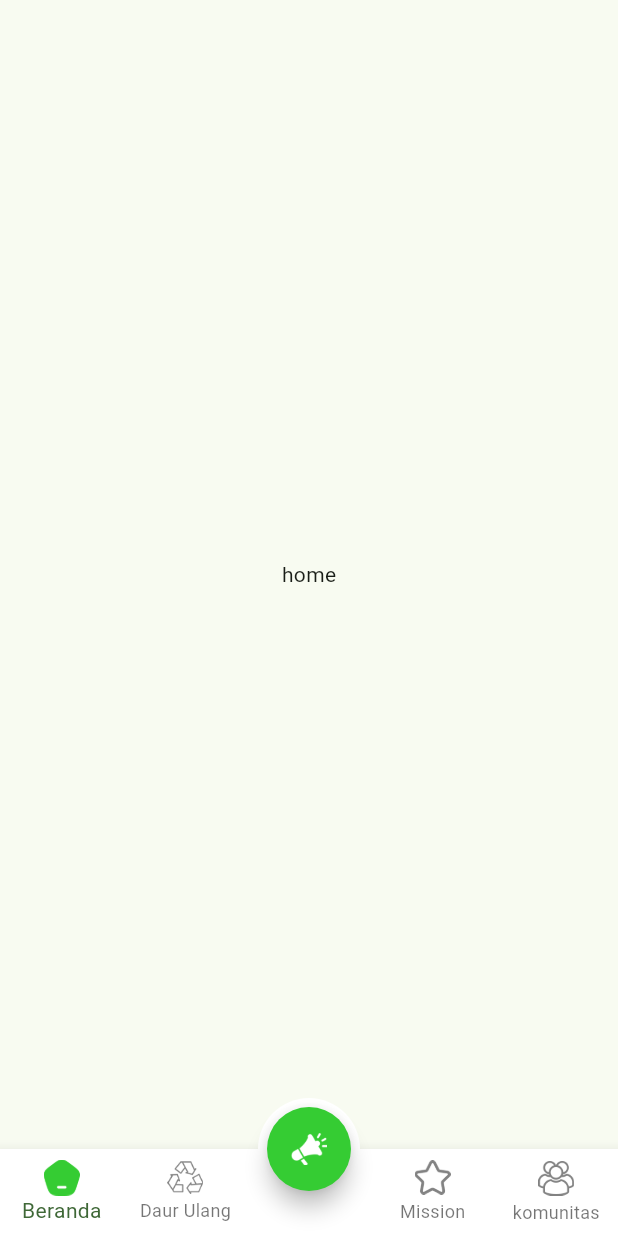
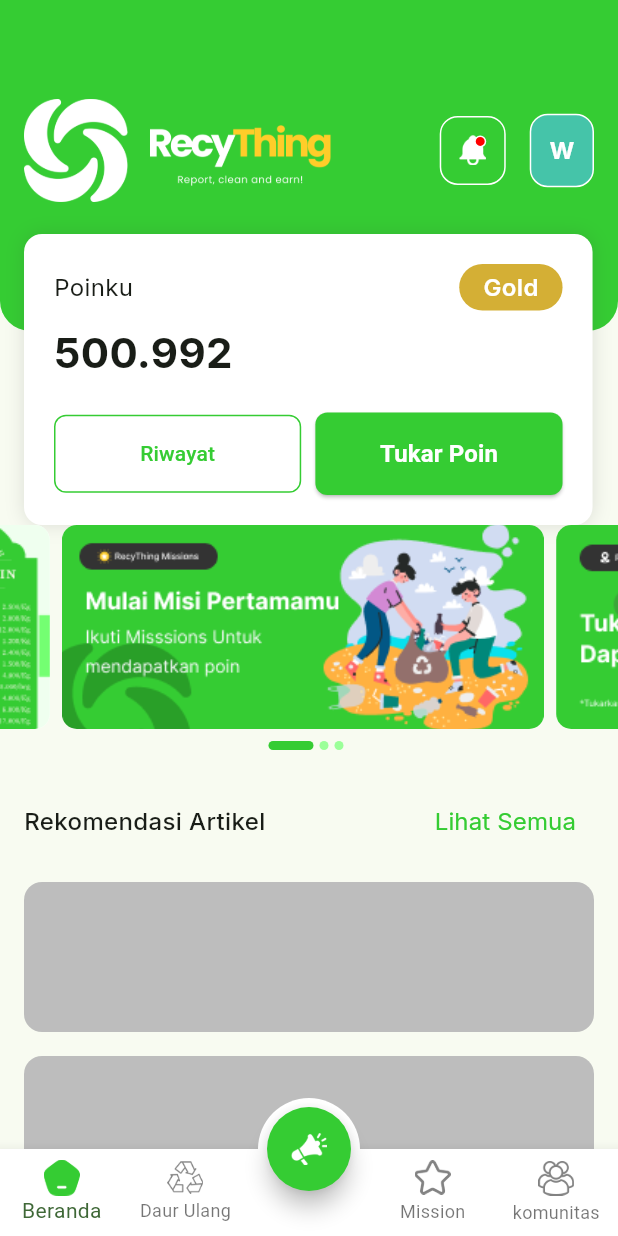
Before and after one commit to RecyThing/RecyThing-Mobile, a Flutter app: the Dasboard screen opened by its route, on a phone screen of 412 x 824 dp. Run offline on Flutter 3.47's test engine with Material 2 defaults, Android fonts, the phone set to English and light mode, and no system bars; drawn by our look-alikes of carousel_slider; our stand-ins replace google_fonts.

Commit message:
slicing ui home screen

```diff
--- a/recything_mobile/lib/constants/pallete.dart
+++ b/recything_mobile/lib/constants/pallete.dart
@@ -59,7 +59,7 @@ class ThemeFont {
   );
   static TextStyle interText = GoogleFonts.inter(
     fontSize: 16,
-    fontWeight: FontWeight.w700,
+    fontWeight: FontWeight.w400,
   );
 
   static TextStyle mulishText = GoogleFonts.mulish(
--- a/recything_mobile/lib/screens/dashboard.dart
+++ b/recything_mobile/lib/screens/dashboard.dart
@@ -1,5 +1,6 @@
 import 'package:flutter/material.dart';
 import 'package:recything_mobile/constants/pallete.dart';
+import 'package:recything_mobile/screens/home/home_screen.dart';
 
 class Dasboard extends StatefulWidget {
   const Dasboard({super.key});
@@ -11,7 +12,7 @@ class Dasboard extends StatefulWidget {
 class _DasboardState extends State<Dasboard> {
   int currenIndex = 0;
   List bodyScreen = [
-    const Center(child: Text("home")),
+    const HomeScreen(),
     const Center(child: Text("daur ulang")),
     const Center(child: Text("report")),
     const Center(child: Text("mission")),
--- /dev/null
+++ b/recything_mobile/lib/screens/home/home_screen.dart
@@ -0,0 +1,37 @@
+import 'package:flutter/material.dart';
+import 'package:recything_mobile/screens/home/widgets/home_banner.dart';
+import 'package:recything_mobile/screens/home/widgets/home_header.dart';
+import 'package:recything_mobile/screens/home/widgets/home_poin_card.dart';
+import 'package:recything_mobile/screens/home/widgets/home_rekomendasi_artikel.dart';
+
+class HomeScreen extends StatefulWidget {
+  const HomeScreen({super.key});
+
+  @override
+  State<HomeScreen> createState() => _HomeScreenState();
+}
+
+class _HomeScreenState extends State<HomeScreen> {
+  @override
+  Widget build(BuildContext context) {
+    return const Scaffold(
+      body: SingleChildScrollView(
+        child: Column(
+          children: [
+            SizedBox(
+              height: 350,
+              child: Stack(
+                children: [
+                  HomeHeader(),
+                  Positioned(bottom: 0, child: HomePoinCard())
+                ],
+              ),
+            ),
+            HomeBanner(),
+            HomeRekomendasiArtikel()
+          ],
+        ),
+      ),
+    );
+  }
+}
--- /dev/null
+++ b/recything_mobile/lib/screens/home/widgets/home_banner.dart
@@ -0,0 +1,65 @@
+import 'package:carousel_slider/carousel_slider.dart';
+import 'package:flutter/material.dart';
+import 'package:recything_mobile/constants/pallete.dart';
+
+class HomeBanner extends StatefulWidget {
+  const HomeBanner({super.key});
+
+  @override
+  State<HomeBanner> createState() => _HomeBannerState();
+}
+
+class _HomeBannerState extends State<HomeBanner> {
+  int carouselIndex = 0;
+  @override
+  Widget build(BuildContext context) {
+    return Column(
+      children: [
+        CarouselSlider(
+            items: slider
+                .map((e) => Container(
+                      margin: const EdgeInsets.only(right: 8, bottom: 8),
+                      decoration: BoxDecoration(
+                          color: Pallete.textMainButton,
+                          borderRadius: BorderRadius.circular(10),
+                          image: DecorationImage(
+                              image: AssetImage(e), fit: BoxFit.cover)),
+                    ))
+                .toList(),
+            options: CarouselOptions(
+              height: 144,
+              autoPlay: true,
+              aspectRatio: 2.0,
+              onPageChanged: (index, reason) {
+                setState(() {
+                  carouselIndex = index;
+                });
+              },
+            )),
+        Row(
+          crossAxisAlignment: CrossAxisAlignment.center,
+          mainAxisAlignment: MainAxisAlignment.center,
+          children: List.generate(
+            slider.length,
+            (index) => Container(
+              height: 6,
+              width: carouselIndex == index ? 30 : 6,
+              margin: const EdgeInsets.only(right: 4),
+              decoration: BoxDecoration(
+                  borderRadius: BorderRadius.circular(10),
+                  color: carouselIndex == index
+                      ? Pallete.main
+                      : Pallete.mainLigther),
+            ),
+          ),
+        ),
+      ],
+    );
+  }
+}
+
+List<String> slider = [
+  "assets/images/banner1.png",
+  "assets/images/banner2.png",
+  "assets/images/banner3.png"
+];
--- /dev/null
+++ b/recything_mobile/lib/screens/home/widgets/home_header.dart
@@ -0,0 +1,64 @@
+import 'package:flutter/material.dart';
+import 'package:recything_mobile/constants/pallete.dart';
+
+class HomeHeader extends StatelessWidget {
+  const HomeHeader({super.key});
+
+  @override
+  Widget build(BuildContext context) {
+    return Container(
+      padding: const EdgeInsets.fromLTRB(16, 66, 16, 86),
+      margin: const EdgeInsets.only(bottom: 24),
+      decoration: const BoxDecoration(
+          color: Pallete.main,
+          borderRadius: BorderRadius.only(
+              bottomLeft: Radius.circular(20),
+              bottomRight: Radius.circular(20))),
+      child: Row(children: [
+        Image.asset(
+          "assets/logo/logo2.png",
+          width: MediaQuery.of(context).size.width * 0.5,
+        ),
+        const Expanded(child: SizedBox()),
+        Container(
+          padding: const EdgeInsets.all(12),
+          decoration: BoxDecoration(
+              borderRadius: BorderRadius.circular(12),
+              border: Border.all(color: Pallete.textMainButton)),
+          child: Stack(
+            children: [
+              Image.asset(
+                "assets/icons/notification.png",
+                width: 18,
+              ),
+              Positioned(
+                right: 0,
+                child: Container(
+                  width: 8,
+                  height: 8,
+                  decoration: BoxDecoration(
+                      border: Border.all(color: Pallete.textMainButton),
+                      borderRadius: BorderRadius.circular(100),
+                      color: Pallete.error),
+                ),
+              )
+            ],
+          ),
+        ),
+        Container(
+          margin: const EdgeInsets.only(left: 16),
+          padding: const EdgeInsets.all(12),
+          decoration: BoxDecoration(
+              color: const Color.fromARGB(255, 69, 196, 169),
+              borderRadius: BorderRadius.circular(12),
+              border: Border.all(color: Pallete.textMainButton)),
+          child: Text(
+            "W",
+            style: ThemeFont.interText.copyWith(
+                fontWeight: FontWeight.bold, color: Pallete.textMainButton),
+          ),
+        )
+      ]),
+    );
+  }
+}
--- /dev/null
+++ b/recything_mobile/lib/screens/home/widgets/home_poin_card.dart
@@ -0,0 +1,86 @@
+import 'package:flutter/material.dart';
+import 'package:recything_mobile/constants/pallete.dart';
+import 'package:recything_mobile/widgets/forms/main_button.dart';
+
+class HomePoinCard extends StatelessWidget {
+  const HomePoinCard({super.key});
+
+  @override
+  Widget build(BuildContext context) {
+    return Container(
+      margin: const EdgeInsets.symmetric(horizontal: 16),
+      padding: const EdgeInsets.all(20),
+      width: MediaQuery.of(context).size.width * 0.92,
+      decoration: BoxDecoration(
+          color: Pallete.textMainButton,
+          borderRadius: BorderRadius.circular(12),
+          boxShadow: [
+            BoxShadow(
+                spreadRadius: 0,
+                blurRadius: 10,
+                color: Pallete.dark1.withOpacity(0.15))
+          ]),
+      child: Column(
+        crossAxisAlignment: CrossAxisAlignment.start,
+        children: [
+          Row(
+            mainAxisAlignment: MainAxisAlignment.spaceBetween,
+            children: [
+              Text(
+                "Poinku",
+                style: ThemeFont.interText,
+              ),
+              Container(
+                padding:
+                    const EdgeInsets.symmetric(horizontal: 16, vertical: 4),
+                decoration: BoxDecoration(
+                    borderRadius: BorderRadius.circular(50),
+                    color: Pallete.secondaryDarker),
+                child: Text(
+                  "Gold",
+                  style: ThemeFont.interText.copyWith(
+                      fontWeight: FontWeight.w600,
+                      color: Pallete.textMainButton),
+                ),
+              )
+            ],
+          ),
+          const SizedBox(
+            height: 8,
+          ),
+          Text(
+            "500.992",
+            style: ThemeFont.interText
+                .copyWith(fontWeight: FontWeight.w700, fontSize: 28),
+          ),
+          const SizedBox(
+            height: 20,
+          ),
+          Row(
+            mainAxisAlignment: MainAxisAlignment.spaceBetween,
+            children: [
+              SizedBox(
+                width: MediaQuery.of(context).size.width * 0.4,
+                child: OutlinedButton(
+                    style: OutlinedButton.styleFrom(
+                      foregroundColor: Pallete.main,
+                      padding: const EdgeInsets.all(16),
+                      shape: RoundedRectangleBorder(
+                        borderRadius: BorderRadius.circular(
+                            8), // Ganti dengan radius yang Anda inginkan
+                      ),
+                      side: const BorderSide(color: Pallete.main),
+                    ),
+                    onPressed: () {},
+                    child: const Text("Riwayat")),
+              ),
+              SizedBox(
+                  width: MediaQuery.of(context).size.width * 0.4,
+                  child: MainButton(onPressed: () {}, text: "Tukar Poin"))
+            ],
+          )
+        ],
+      ),
+    );
+  }
+}
--- /dev/null
+++ b/recything_mobile/lib/screens/home/widgets/home_rekomendasi_artikel.dart
@@ -0,0 +1,50 @@
+import 'package:flutter/material.dart';
+import 'package:recything_mobile/constants/pallete.dart';
+
+class HomeRekomendasiArtikel extends StatelessWidget {
+  const HomeRekomendasiArtikel({super.key});
+
+  @override
+  Widget build(BuildContext context) {
+    return Container(
+      margin: const EdgeInsets.symmetric(horizontal: 16, vertical: 24),
+      child: Column(
+        children: [
+          Row(
+            mainAxisAlignment: MainAxisAlignment.spaceBetween,
+            children: [
+              Text(
+                "Rekomendasi Artikel",
+                style: ThemeFont.interText
+                    .copyWith(fontWeight: FontWeight.w500, fontSize: 16),
+              ),
+              TextButton(
+                  onPressed: () {},
+                  child: Text(
+                    "Lihat Semua",
+                    style: ThemeFont.interText.copyWith(
+                        color: Pallete.main, fontWeight: FontWeight.w400),
+                  ))
+            ],
+          ),
+          SizedBox(
+            height: 200,
+            child: ListView.builder(
+              scrollDirection: Axis.vertical,
+              itemCount: 3,
+              itemBuilder: (context, index) => Container(
+                margin: const EdgeInsets.only(top: 16),
+                child: Container(
+                  height: 100,
+                  decoration: BoxDecoration(
+                      borderRadius: BorderRadius.circular(12),
+                      color: Pallete.dark4),
+                ),
+              ),
+            ),
+          )
+        ],
+      ),
+    );
+  }
+}
--- a/recything_mobile/pubspec.yaml
+++ b/recything_mobile/pubspec.yaml
@@ -35,6 +35,7 @@ dependencies:
   # Use with the CupertinoIcons class for iOS style icons.
   cupertino_icons: ^1.0.2
   google_fonts: ^6.1.0
+  carousel_slider: ^4.2.1
 
 dev_dependencies:
   flutter_test:
```
Also changed, not shown: recything_mobile/assets/icons/notification.png (added), recything_mobile/assets/images/banner1.png (added), recything_mobile/assets/images/banner2.png (added), recything_mobile/assets/images/banner3.png (added), recything_mobile/pubspec.lock.
